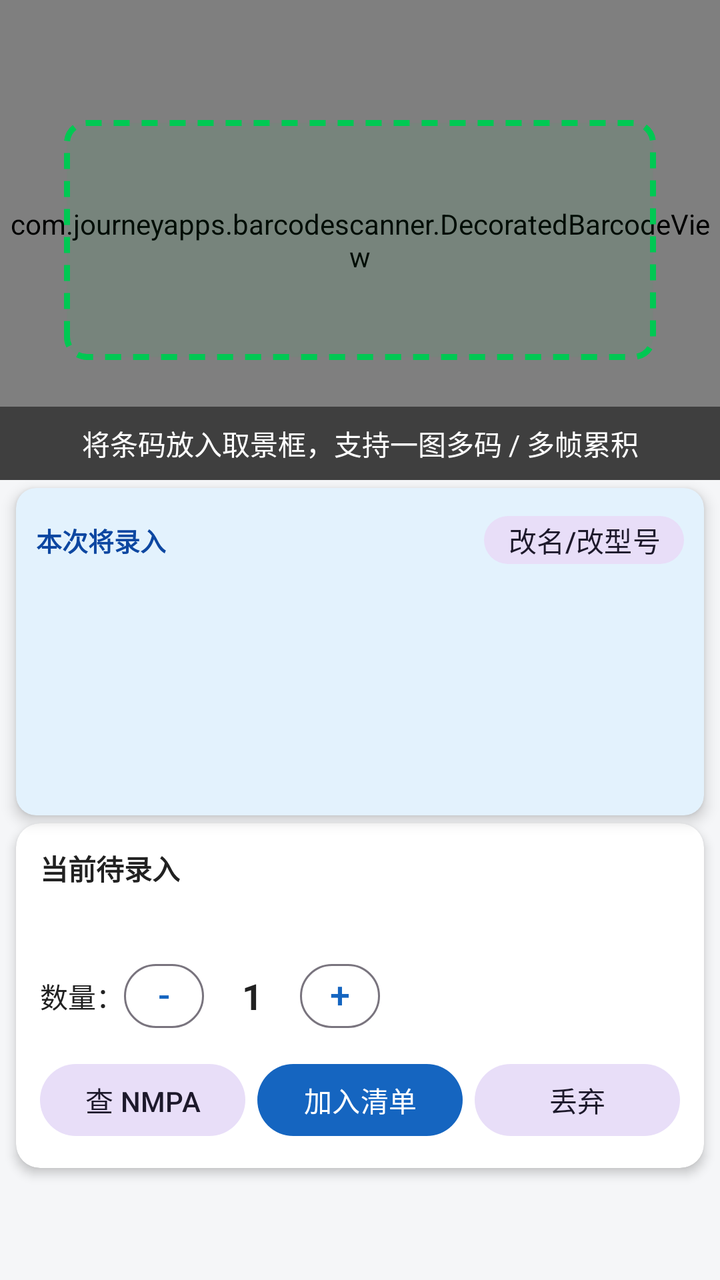
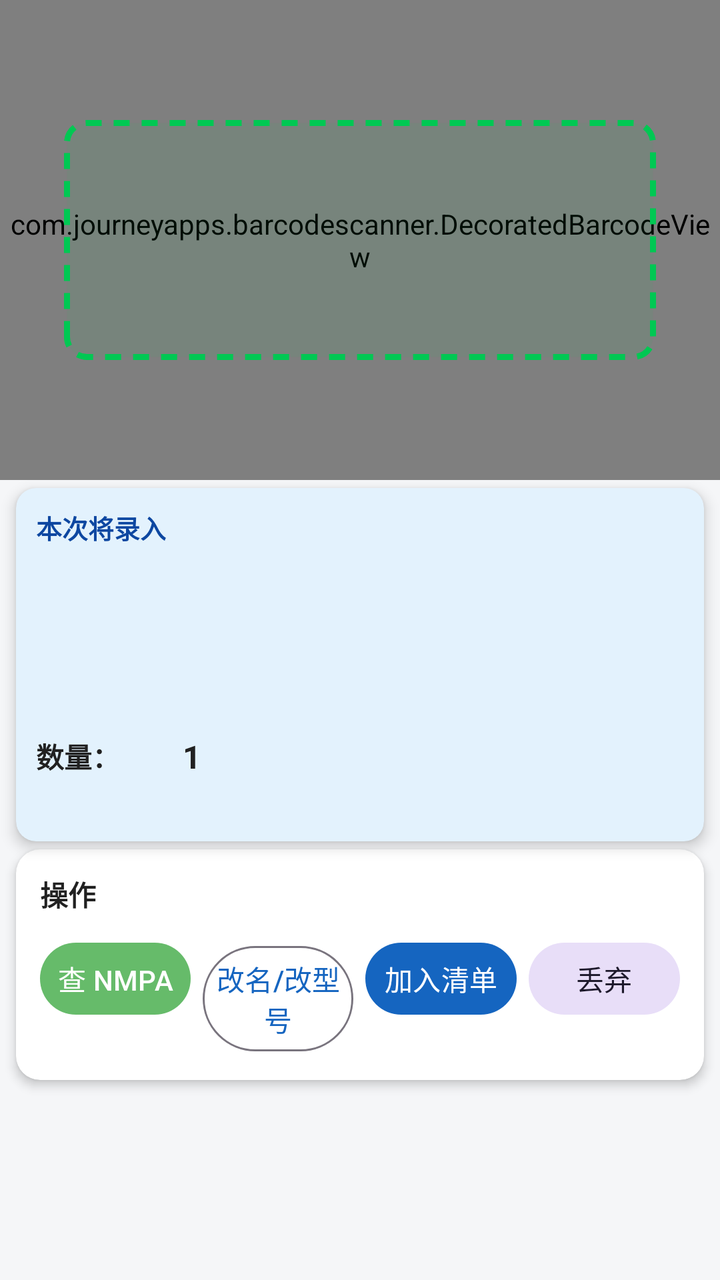

Screens rendered from an Android XML layout before and after an edit, with the pre-edit source and the edit as a unified diff.
<!-- AndroidManifest.xml: application theme Theme.UdiScan -->
<!-- res/layout/fragment_scan.xml -->
<?xml version="1.0" encoding="utf-8"?>
<LinearLayout xmlns:android="http://schemas.android.com/apk/res/android"
    xmlns:app="http://schemas.android.com/apk/res-auto"
    android:layout_width="match_parent"
    android:layout_height="match_parent"
    android:orientation="vertical"
    android:background="@color/bg"
    android:fitsSystemWindows="true">

    
    <FrameLayout
        android:layout_width="match_parent"
        android:layout_height="240dp">

        <com.journeyapps.barcodescanner.DecoratedBarcodeView
            android:id="@+id/barcode_scanner"
            android:layout_width="match_parent"
            android:layout_height="match_parent" />

        
        <LinearLayout
            android:layout_width="match_parent"
            android:layout_height="match_parent"
            android:orientation="vertical"
            android:gravity="center"
            android:padding="32dp"
            android:clickable="false"
            android:focusable="false"
            android:importantForAccessibility="no">

            <View
                android:layout_width="match_parent"
                android:layout_height="0dp"
                android:layout_weight="1" />

            <View
                android:layout_width="match_parent"
                android:layout_height="120dp"
                android:background="@drawable/scan_frame" />

            <View
                android:layout_width="match_parent"
                android:layout_height="0dp"
                android:layout_weight="1" />
        </LinearLayout>

        <TextView
            android:layout_width="match_parent"
            android:layout_height="wrap_content"
            android:layout_gravity="bottom"
            android:background="#80000000"
            android:gravity="center"
            android:padding="8dp"
            android:text="@string/hint_scan"
            android:textColor="#ffffff" />

        
        <TextView
            android:id="@+id/scan_flash"
            android:layout_width="match_parent"
            android:layout_height="wrap_content"
            android:layout_gravity="top"
            android:gravity="center"
            android:padding="10dp"
            android:textColor="#ffffff"
            android:textSize="14sp"
            android:textStyle="bold"
            android:visibility="gone" />
    </FrameLayout>

    
    <TextView
        android:id="@+id/tv_product_top"
        android:layout_width="match_parent"
        android:layout_height="wrap_content"
        android:layout_marginStart="8dp"
        android:layout_marginEnd="8dp"
        android:layout_marginTop="4dp"
        android:background="@drawable/bg_product_top"
        android:gravity="center"
        android:paddingVertical="10dp"
        android:paddingHorizontal="12dp"
        android:textColor="#ffffff"
        android:textSize="16sp"
        android:textStyle="bold"
        android:visibility="gone" />

    
    <androidx.cardview.widget.CardView
        android:layout_width="match_parent"
        android:layout_height="wrap_content"
        android:layout_marginStart="8dp"
        android:layout_marginEnd="8dp"
        android:layout_marginTop="4dp"
        app:cardCornerRadius="10dp"
        app:cardBackgroundColor="#E3F2FD"
        app:cardElevation="4dp"
        app:strokeColor="@color/primary"
        app:strokeWidth="2dp">

        <LinearLayout
            android:layout_width="match_parent"
            android:layout_height="wrap_content"
            android:orientation="vertical"
            android:padding="10dp">

            
            <LinearLayout
                android:layout_width="match_parent"
                android:layout_height="wrap_content"
                android:orientation="horizontal"
                android:gravity="center_vertical">

                <TextView
                    android:layout_width="0dp"
                    android:layout_height="wrap_content"
                    android:layout_weight="1"
                    android:text="@string/preview_title"
                    android:textStyle="bold"
                    android:textSize="13sp"
                    android:textColor="@color/primary_dark" />

                <Button
                    android:id="@+id/btn_edit_name"
                    style="@style/Widget.Material3.Button.TonalButton"
                    android:layout_width="wrap_content"
                    android:layout_height="32dp"
                    android:minWidth="0dp"
                    android:minHeight="32dp"
                    android:paddingHorizontal="12dp"
                    android:paddingVertical="0dp"
                    android:gravity="center"
                    android:includeFontPadding="false"
                    android:text="改名/改型号" />
            </LinearLayout>

            
            <TextView
                android:id="@+id/tv_line_udi"
                android:layout_width="match_parent"
                android:layout_height="wrap_content"
                android:layout_marginTop="6dp"
                android:textSize="14sp"
                android:textColor="@color/text_main" />

            
            <TextView
                android:id="@+id/tv_line_batch"
                android:layout_width="match_parent"
                android:layout_height="wrap_content"
                android:layout_marginTop="2dp"
                android:textSize="14sp"
                android:textColor="@color/text_main" />

            
            <LinearLayout
                android:layout_width="match_parent"
                android:layout_height="wrap_content"
                android:orientation="horizontal"
                android:layout_marginTop="2dp">

                <TextView
                    android:id="@+id/tv_line_expiry"
                    android:layout_width="0dp"
                    android:layout_height="wrap_content"
                    android:layout_weight="1"
                    android:textSize="14sp"
                    android:textColor="@color/text_main" />

                <TextView
                    android:id="@+id/tv_line_prod"
                    android:layout_width="0dp"
                    android:layout_height="wrap_content"
                    android:layout_weight="1"
                    android:gravity="end"
                    android:textSize="14sp"
                    android:textColor="@color/text_main" />
            </LinearLayout>

            
            <TextView
                android:id="@+id/tv_line_serial"
                android:layout_width="match_parent"
                android:layout_height="wrap_content"
                android:layout_marginTop="2dp"
                android:textSize="14sp"
                android:textColor="@color/text_main"
                android:visibility="gone" />

            
            <TextView
                android:id="@+id/tv_preview_qty"
                android:layout_width="match_parent"
                android:layout_height="wrap_content"
                android:layout_marginTop="4dp"
                android:textColor="@color/text_main"
                android:textSize="14sp"
                android:textStyle="bold" />

            
            <TextView
                android:id="@+id/tv_preview_hint"
                android:layout_width="match_parent"
                android:layout_height="wrap_content"
                android:layout_marginTop="4dp"
                android:textColor="@color/text_sub"
                android:textSize="13sp" />
        </LinearLayout>
    </androidx.cardview.widget.CardView>

    
    <androidx.cardview.widget.CardView
        android:layout_width="match_parent"
        android:layout_height="wrap_content"
        android:layout_marginStart="8dp"
        android:layout_marginEnd="8dp"
        android:layout_marginBottom="8dp"
        android:layout_marginTop="4dp"
        app:cardCornerRadius="12dp"
        app:cardBackgroundColor="@color/card"
        app:cardElevation="3dp">

        <LinearLayout
            android:layout_width="match_parent"
            android:layout_height="wrap_content"
            android:orientation="vertical"
            android:padding="12dp">

            <TextView
                android:layout_width="wrap_content"
                android:layout_height="wrap_content"
                android:text="@string/buffer_title"
                android:textStyle="bold"
                android:textSize="14sp"
                android:textColor="@color/text_main" />

            <TextView
                android:id="@+id/tv_buffer"
                android:layout_width="match_parent"
                android:layout_height="wrap_content"
                android:maxLines="6"
                android:scrollbars="vertical"
                android:layout_marginTop="6dp"
                android:textColor="@color/text_main"
                android:textSize="13sp"
                android:fontFamily="monospace" />

            <LinearLayout
                android:layout_width="match_parent"
                android:layout_height="wrap_content"
                android:orientation="horizontal"
                android:layout_marginTop="10dp"
                android:gravity="center_vertical">

                <TextView
                    android:layout_width="wrap_content"
                    android:layout_height="wrap_content"
                    android:text="数量："
                    android:textColor="@color/text_main" />

                <Button
                    android:id="@+id/btn_minus"
                    style="@style/Widget.Material3.Button.OutlinedButton"
                    android:layout_width="40dp"
                    android:layout_height="40dp"
                    android:minWidth="40dp"
                    android:minHeight="40dp"
                    android:padding="0dp"
                    android:gravity="center"
                    android:includeFontPadding="false"
                    android:text="-"
                    android:textSize="18sp" />

                <TextView
                    android:id="@+id/tv_qty"
                    android:layout_width="48dp"
                    android:layout_height="wrap_content"
                    android:gravity="center"
                    android:text="1"
                    android:textSize="18sp"
                    android:textStyle="bold"
                    android:textColor="@color/text_main" />

                <Button
                    android:id="@+id/btn_plus"
                    style="@style/Widget.Material3.Button.OutlinedButton"
                    android:layout_width="40dp"
                    android:layout_height="40dp"
                    android:minWidth="40dp"
                    android:minHeight="40dp"
                    android:padding="0dp"
                    android:gravity="center"
                    android:includeFontPadding="false"
                    android:text="+"
                    android:textSize="18sp" />

                <Space
                    android:layout_width="0dp"
                    android:layout_height="wrap_content"
                    android:layout_weight="1" />
            </LinearLayout>

            <LinearLayout
                android:layout_width="match_parent"
                android:layout_height="wrap_content"
                android:orientation="horizontal"
                android:layout_marginTop="10dp">

                <Button
                    android:id="@+id/btn_query"
                    style="@style/Widget.Material3.Button.TonalButton"
                    android:layout_width="0dp"
                    android:layout_height="wrap_content"
                    android:layout_weight="1"
                    android:minWidth="0dp"
                    android:minHeight="44dp"
                    android:paddingHorizontal="6dp"
                    android:gravity="center"
                    android:includeFontPadding="false"
                    android:text="@string/btn_query" />

                <Button
                    android:id="@+id/btn_add"
                    android:layout_width="0dp"
                    android:layout_height="wrap_content"
                    android:layout_weight="1"
                    android:layout_marginStart="6dp"
                    android:layout_marginEnd="6dp"
                    android:minWidth="0dp"
                    android:minHeight="44dp"
                    android:paddingHorizontal="6dp"
                    android:gravity="center"
                    android:includeFontPadding="false"
                    android:text="@string/btn_add"
                    android:textColor="#ffffff"
                    app:backgroundTint="@color/primary" />

                <Button
                    android:id="@+id/btn_discard"
                    style="@style/Widget.Material3.Button.TonalButton"
                    android:layout_width="0dp"
                    android:layout_height="wrap_content"
                    android:layout_weight="1"
                    android:minWidth="0dp"
                    android:minHeight="44dp"
                    android:paddingHorizontal="6dp"
                    android:gravity="center"
                    android:includeFontPadding="false"
                    android:text="@string/btn_discard" />
            </LinearLayout>
        </LinearLayout>
    </androidx.cardview.widget.CardView>

</LinearLayout>
<!-- resources referenced by this layout -->
<resources>
  <color name="bg">#F5F6F8</color>
  <color name="card">#FFFFFF</color>
  <color name="primary">#1565C0</color>
  <color name="primary_dark">#0D47A1</color>
  <color name="text_main">#212121</color>
  <color name="text_sub">#757575</color>
  <!-- drawable bg_product_top (drawable) -->
  <?xml version="1.0" encoding="utf-8"?>
  <shape xmlns:android="http://schemas.android.com/apk/res/android"
      android:shape="rectangle">
      <solid android:color="@color/primary_dark" />
      <corners android:radius="10dp" />
  </shape>
  <!-- drawable scan_frame (drawable) -->
  <?xml version="1.0" encoding="utf-8"?>
  <shape xmlns:android="http://schemas.android.com/apk/res/android"
      android:shape="rectangle">
      
      <stroke
          android:width="3dp"
          android:color="#00C853"
          android:dashWidth="8dp"
          android:dashGap="6dp" />
      <solid android:color="#1000C853" />
      <corners android:radius="10dp" />
  </shape>
  <string name="btn_add">加入清单</string>
  <string name="btn_discard">丢弃</string>
  <string name="btn_query">查 NMPA</string>
  <string name="buffer_title">当前待录入</string>
  <string name="hint_scan">将条码放入取景框，支持一图多码 / 多帧累积</string>
  <string name="preview_title">本次将录入</string>
  <style name="Theme.UdiScan" parent="Theme.Material3.DayNight.NoActionBar">
          <item name="colorPrimary">@color/primary</item>
          <item name="colorPrimaryDark">@color/primary_dark</item>
          <item name="colorAccent">@color/accent</item>
          <item name="android:colorBackground">@color/bg</item>
          <item name="android:statusBarColor">@color/primary_dark</item>
      </style>
  <color name="accent">#FF6F00</color>
</resources>

<!-- the commit's change to res/layout/fragment_scan.xml (unified diff, before → after) -->
@@ -1,4 +1,5 @@
 <?xml version="1.0" encoding="utf-8"?>
+
 <LinearLayout xmlns:android="http://schemas.android.com/apk/res/android"
     xmlns:app="http://schemas.android.com/apk/res-auto"
     android:layout_width="match_parent"
@@ -40,19 +41,9 @@
 
             <View
                 android:layout_width="match_parent"
-                android:layout_height="0dp"
+                android:layout_height=" 0dp"
                 android:layout_weight="1" />
         </LinearLayout>
-
-        <TextView
-            android:layout_width="match_parent"
-            android:layout_height="wrap_content"
-            android:layout_gravity="bottom"
-            android:background="#80000000"
-            android:gravity="center"
-            android:padding="8dp"
-            android:text="@string/hint_scan"
-            android:textColor="#ffffff" />
 
         
         <TextView
@@ -119,83 +110,82 @@
                     android:textStyle="bold"
                     android:textSize="13sp"
                     android:textColor="@color/primary_dark" />
-
-                <Button
-                    android:id="@+id/btn_edit_name"
-                    style="@style/Widget.Material3.Button.TonalButton"
+            </LinearLayout>
+
+            
+            <TextView
+                android:id="@+id/tv_line_udi"
+                android:layout_width="match_parent"
+                android:layout_height="wrap_content"
+                android:layout_marginTop="6dp"
+                android:textSize="14sp"
+                android:textColor="@color/text_main" />
+
+            
+            <TextView
+                android:id="@+id/tv_line_batch"
+                android:layout_width="match_parent"
+                android:layout_height="wrap_content"
+                android:layout_marginTop="2dp"
+                android:textSize="14sp"
+                android:textColor="@color/text_main" />
+
+            
+            <TextView
+                android:id="@+id/tv_line_expiry"
+                android:layout_width="match_parent"
+                android:layout_height="wrap_content"
+                android:layout_marginTop="2dp"
+                android:textSize="14sp"
+                android:textColor="@color/text_main" />
+
+            
+            <TextView
+                android:id="@+id/tv_line_prod"
+                android:layout_width="match_parent"
+                android:layout_height="wrap_content"
+                android:layout_marginTop="2dp"
+                android:textSize="14sp"
+                android:textColor="@color/text_main" />
+
+            
+            <TextView
+                android:id="@+id/tv_line_serial"
+                android:layout_width="match_parent"
+                android:layout_height="wrap_content"
+                android:layout_marginTop="2dp"
+                android:textSize="14sp"
+                android:textColor="@color/text_main"
+                android:visibility="gone" />
+
+            
+            <LinearLayout
+                android:layout_width="match_parent"
+                android:layout_height="wrap_content"
+                android:orientation="horizontal"
+                android:gravity="center_vertical"
+                android:layout_marginTop="6dp">
+
+                <TextView
                     android:layout_width="wrap_content"
-                    android:layout_height="32dp"
-                    android:minWidth="0dp"
-                    android:minHeight="32dp"
-                    android:paddingHorizontal="12dp"
-                    android:paddingVertical="0dp"
-                    android:gravity="center"
-                    android:includeFontPadding="false"
-                    android:text="改名/改型号" />
-            </LinearLayout>
-
-            
-            <TextView
-                android:id="@+id/tv_line_udi"
-                android:layout_width="match_parent"
-                android:layout_height="wrap_content"
-                android:layout_marginTop="6dp"
-                android:textSize="14sp"
-                android:textColor="@color/text_main" />
-
-            
-            <TextView
-                android:id="@+id/tv_line_batch"
-                android:layout_width="match_parent"
-                android:layout_height="wrap_content"
-                android:layout_marginTop="2dp"
-                android:textSize="14sp"
-                android:textColor="@color/text_main" />
-
-            
-            <LinearLayout
-                android:layout_width="match_parent"
-                android:layout_height="wrap_content"
-                android:orientation="horizontal"
-                android:layout_marginTop="2dp">
-
-                <TextView
-                    android:id="@+id/tv_line_expiry"
-                    android:layout_width="0dp"
-                    android:layout_height="wrap_content"
-                    android:layout_weight="1"
+                    android:layout_height="wrap_content"
+                    android:text="数量："
                     android:textSize="14sp"
+                    android:textStyle="bold"
                     android:textColor="@color/text_main" />
 
-                <TextView
-                    android:id="@+id/tv_line_prod"
-                    android:layout_width="0dp"
-                    android:layout_height="wrap_content"
-                    android:layout_weight="1"
-                    android:gravity="end"
-                    android:textSize="14sp"
+                <EditText
+                    android:id="@+id/et_qty"
+                    android:layout_width="72dp"
+                    android:layout_height="wrap_content"
+                    android:inputType="number"
+                    android:gravity="center"
+                    android:background="@android:color/transparent"
+                    android:text="1"
+                    android:textSize="16sp"
+                    android:textStyle="bold"
                     android:textColor="@color/text_main" />
             </LinearLayout>
-
-            
-            <TextView
-                android:id="@+id/tv_line_serial"
-                android:layout_width="match_parent"
-                android:layout_height="wrap_content"
-                android:layout_marginTop="2dp"
-                android:textSize="14sp"
-                android:textColor="@color/text_main"
-                android:visibility="gone" />
-
-            
-            <TextView
-                android:id="@+id/tv_preview_qty"
-                android:layout_width="match_parent"
-                android:layout_height="wrap_content"
-                android:layout_marginTop="4dp"
-                android:textColor="@color/text_main"
-                android:textSize="14sp"
-                android:textStyle="bold" />
 
             
             <TextView
@@ -229,76 +219,10 @@
             <TextView
                 android:layout_width="wrap_content"
                 android:layout_height="wrap_content"
-                android:text="@string/buffer_title"
+                android:text="操作"
                 android:textStyle="bold"
                 android:textSize="14sp"
                 android:textColor="@color/text_main" />
-
-            <TextView
-                android:id="@+id/tv_buffer"
-                android:layout_width="match_parent"
-                android:layout_height="wrap_content"
-                android:maxLines="6"
-                android:scrollbars="vertical"
-                android:layout_marginTop="6dp"
-                android:textColor="@color/text_main"
-                android:textSize="13sp"
-                android:fontFamily="monospace" />
-
-            <LinearLayout
-                android:layout_width="match_parent"
-                android:layout_height="wrap_content"
-                android:orientation="horizontal"
-                android:layout_marginTop="10dp"
-                android:gravity="center_vertical">
-
-                <TextView
-                    android:layout_width="wrap_content"
-                    android:layout_height="wrap_content"
-                    android:text="数量："
-                    android:textColor="@color/text_main" />
-
-                <Button
-                    android:id="@+id/btn_minus"
-                    style="@style/Widget.Material3.Button.OutlinedButton"
-                    android:layout_width="40dp"
-                    android:layout_height="40dp"
-                    android:minWidth="40dp"
-                    android:minHeight="40dp"
-                    android:padding="0dp"
-                    android:gravity="center"
-                    android:includeFontPadding="false"
-                    android:text="-"
-                    android:textSize="18sp" />
-
-                <TextView
-                    android:id="@+id/tv_qty"
-                    android:layout_width="48dp"
-                    android:layout_height="wrap_content"
-                    android:gravity="center"
-                    android:text="1"
-                    android:textSize="18sp"
-                    android:textStyle="bold"
-                    android:textColor="@color/text_main" />
-
-                <Button
-                    android:id="@+id/btn_plus"
-                    style="@style/Widget.Material3.Button.OutlinedButton"
-                    android:layout_width="40dp"
-                    android:layout_height="40dp"
-                    android:minWidth="40dp"
-                    android:minHeight="40dp"
-                    android:padding="0dp"
-                    android:gravity="center"
-                    android:includeFontPadding="false"
-                    android:text="+"
-                    android:textSize="18sp" />
-
-                <Space
-                    android:layout_width="0dp"
-                    android:layout_height="wrap_content"
-                    android:layout_weight="1" />
-            </LinearLayout>
 
             <LinearLayout
                 android:layout_width="match_parent"
@@ -308,23 +232,39 @@
 
                 <Button
                     android:id="@+id/btn_query"
-                    style="@style/Widget.Material3.Button.TonalButton"
-                    android:layout_width="0dp"
-                    android:layout_height="wrap_content"
-                    android:layout_weight="1"
-                    android:minWidth="0dp"
-                    android:minHeight="44dp"
-                    android:paddingHorizontal="6dp"
-                    android:gravity="center"
-                    android:includeFontPadding="false"
-                    android:text="@string/btn_query" />
+                    style="@style/Widget.Material3.Button"
+                    android:layout_width="0dp"
+                    android:layout_height="wrap_content"
+                    android:layout_weight="1"
+                    android:minWidth="0dp"
+                    android:minHeight="44dp"
+                    android:paddingHorizontal="6dp"
+                    android:gravity="center"
+                    android:includeFontPadding="false"
+                    android:text="@string/btn_query"
+                    android:textColor="#ffffff"
+                    app:backgroundTint="@color/btn_query_green" />
+
+                <Button
+                    android:id="@+id/btn_edit_name"
+                    style="@style/Widget.Material3.Button.OutlinedButton"
+                    android:layout_width="0dp"
+                    android:layout_height="wrap_content"
+                    android:layout_weight="1"
+                    android:layout_marginStart="6dp"
+                    android:layout_marginEnd="6dp"
+                    android:minWidth="0dp"
+                    android:minHeight="44dp"
+                    android:paddingHorizontal="6dp"
+                    android:gravity="center"
+                    android:includeFontPadding="false"
+                    android:text="改名/改型号" />
 
                 <Button
                     android:id="@+id/btn_add"
                     android:layout_width="0dp"
                     android:layout_height="wrap_content"
                     android:layout_weight="1"
-                    android:layout_marginStart="6dp"
                     android:layout_marginEnd="6dp"
                     android:minWidth="0dp"
                     android:minHeight="44dp"
<!-- resource entries referenced after the edit -->
@@ -1,6 +1,7 @@
 <!-- resources referenced by this layout -->
 <resources>
   <color name="bg">#F5F6F8</color>
+  <color name="btn_query_green">#66BB6A</color>
   <color name="card">#FFFFFF</color>
   <color name="primary">#1565C0</color>
   <color name="primary_dark">#0D47A1</color>
@@ -29,8 +30,6 @@
   <string name="btn_add">加入清单</string>
   <string name="btn_discard">丢弃</string>
   <string name="btn_query">查 NMPA</string>
-  <string name="buffer_title">当前待录入</string>
-  <string name="hint_scan">将条码放入取景框，支持一图多码 / 多帧累积</string>
   <string name="preview_title">本次将录入</string>
   <style name="Theme.UdiScan" parent="Theme.Material3.DayNight.NoActionBar">
           <item name="colorPrimary">@color/primary</item>
